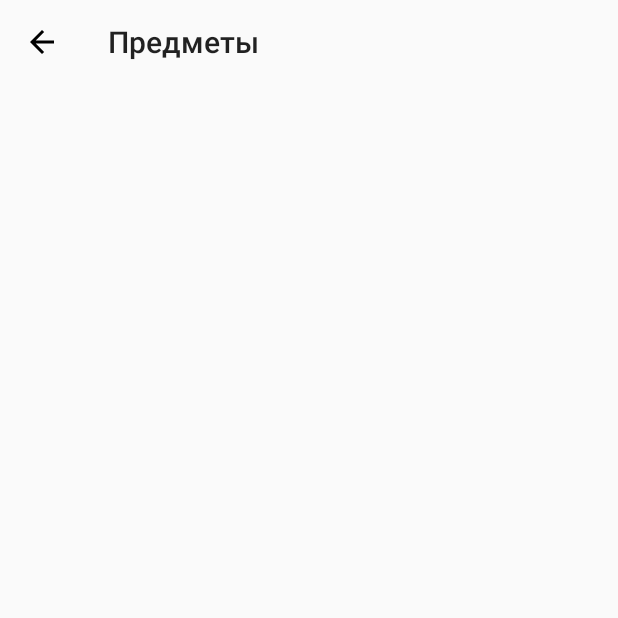
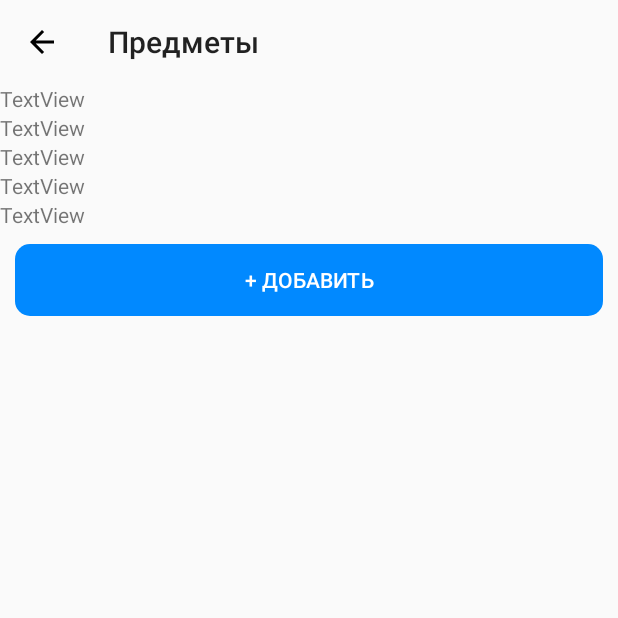
Before and after one commit to ShiryaevNikolay/MyApplicationTimeTable, an Android app: the AddItemsActivity screen opened directly, with no data from a screen before it, on a phone screen of 412 x 824 dp, the top half of it. Run offline under Robolectric (Android 15) with nearby library versions, the phone set to English and light mode, and no system bars.

Commit message:
Implemented adding items to the list in "add items"

```diff
--- a/app/src/main/java/com/example/timetable/AddItemsActivity.java
+++ b/app/src/main/java/com/example/timetable/AddItemsActivity.java
@@ -1,6 +1,8 @@
 package com.example.timetable;
 
 import androidx.appcompat.app.AppCompatActivity;
+import androidx.recyclerview.widget.LinearLayoutManager;
+import androidx.recyclerview.widget.RecyclerView;
 
 import android.content.Intent;
 import android.os.Bundle;
@@ -10,6 +12,9 @@ import android.widget.Toolbar;
 public class AddItemsActivity extends AppCompatActivity {
 
     Toolbar toolbar;
+
+    private RecyclerView recyclerView;
+    private ItemsAdapter itemsAdapter;
 
     @Override
     protected void onCreate(Bundle savedInstanceState) {
@@ -21,6 +26,19 @@ public class AddItemsActivity extends AppCompatActivity {
         toolbar.setNavigationIcon(R.drawable.toolbar_back_btn);
 
         goBackToMainActivity();
+
+        // Находим RecyclerView
+        recyclerView = findViewById(R.id.recyclerView);
+        // то, как будет выглядеть RecyclerView (то есть список)
+        LinearLayoutManager layoutManager = new LinearLayoutManager(this);
+        // передаём layoutManager в RecyclerView
+        recyclerView.setLayoutManager(layoutManager);
+        // значит, что список фиксированный
+        recyclerView.setHasFixedSize(true);
+        // 5 - кол-во элементов в списке
+        itemsAdapter = new ItemsAdapter(5);
+        //назначаем RecyclerView созданный Adapter
+        recyclerView.setAdapter(itemsAdapter);
     }
 
     public void goBackToMainActivity(){
--- /dev/null
+++ b/app/src/main/java/com/example/timetable/ItemsAdapter.java
@@ -0,0 +1,55 @@
+package com.example.timetable;
+
+import android.content.Context;
+import android.view.LayoutInflater;
+import android.view.View;
+import android.view.ViewGroup;
+
+import androidx.annotation.NonNull;
+import androidx.recyclerview.widget.RecyclerView;
+
+public class ItemsAdapter extends RecyclerView.Adapter<RecyclerView.ViewHolder> {
+
+    private static int viewHolderCount;
+    private int numberItems;
+
+    public ItemsAdapter(int numberOfItems){
+        numberItems = numberOfItems;
+        viewHolderCount = 0;
+    }
+
+    @NonNull
+    @Override
+    public RecyclerView.ViewHolder onCreateViewHolder(@NonNull ViewGroup parent, int viewType) {
+        Context context = parent.getContext();
+        // находим recyclerview_item.xml
+        int layoutIdForListItem = R.layout.recyclerview_item;
+        // нужен для создания нового xml файла на основе recyclerview_item.xml
+        LayoutInflater inflater = LayoutInflater.from(context);
+        // создаём новое представление (элемент) из layoutIdForItem, parent - <RecyclerView> в activity_add_items.xml, false - нужно ли помещать созданный объект layoutIdForItem внутрь parent(<RecyclerView>)
+        View view = inflater.inflate(layoutIdForListItem, parent, false);
+        // обернём созданный элемент списка в ViewHolder
+        ItemsViewHolder viewHolder = new ItemsViewHolder(view);
+        //...
+        return viewHolder;
+    }
+
+    @Override
+    public void onBindViewHolder(@NonNull RecyclerView.ViewHolder holder, int position) {
+
+    }
+
+    @Override
+    public int getItemCount() {
+        return numberItems;
+    }
+
+    class ItemsViewHolder extends RecyclerView.ViewHolder {
+
+        public ItemsViewHolder(@NonNull View itemView) {
+            super(itemView);
+        }
+
+        // тут будем находить id всех TextView и т.д. в recyclerview_item.xml
+    }
+}
--- /dev/null
+++ b/app/src/main/java/com/example/timetable/dataModel.java
@@ -0,0 +1,13 @@
+package com.example.timetable;
+
+public class dataModel {
+    private String first;
+
+    public String getFirst() {
+        return first;
+    }
+
+    public void setFirst(String first) {
+        this.first = first;
+    }
+}
--- /dev/null
+++ b/app/src/main/res/drawable/style_btn.xml
@@ -0,0 +1,10 @@
+<?xml version="1.0" encoding="utf-8"?>
+<shape
+    xmlns:android="http://schemas.android.com/apk/res/android">
+
+    <solid
+        android:color="@color/colorPrimary"/>
+
+    <corners
+        android:radius="10dp"/>
+</shape>
--- a/app/src/main/res/layout/activity_add_items.xml
+++ b/app/src/main/res/layout/activity_add_items.xml
@@ -1,5 +1,5 @@
 <?xml version="1.0" encoding="utf-8"?>
-<androidx.constraintlayout.widget.ConstraintLayout xmlns:android="http://schemas.android.com/apk/res/android"
+<RelativeLayout xmlns:android="http://schemas.android.com/apk/res/android"
     xmlns:app="http://schemas.android.com/apk/res-auto"
     xmlns:tools="http://schemas.android.com/tools"
     android:layout_width="match_parent"
@@ -9,12 +9,28 @@
     <Toolbar
         android:id="@+id/toolbar_add_items"
         android:layout_width="match_parent"
+        android:layout_height="wrap_content" />
+
+    <androidx.recyclerview.widget.RecyclerView
+        android:id="@+id/recyclerView"
+        android:layout_width="match_parent"
         android:layout_height="wrap_content"
-        app:layout_constraintEnd_toEndOf="parent"
-        app:layout_constraintStart_toStartOf="parent"
-        app:layout_constraintTop_toTopOf="parent">
+        android:layout_below="@+id/toolbar_add_items"/>
 
+    <LinearLayout
+        android:layout_width="match_parent"
+        android:layout_height="wrap_content"
+        android:layout_below="@+id/recyclerView"
+        android:orientation="horizontal"
+        android:padding="10dp">
 
-    </Toolbar>
+        <Button
+            android:id="@+id/add_item_btn"
+            android:layout_width="match_parent"
+            android:layout_height="wrap_content"
+            android:background="@drawable/style_btn"
+            android:text="+ Добавить"
+            android:textColor="#ffffff" />
+    </LinearLayout>
 
-</androidx.constraintlayout.widget.ConstraintLayout>
+</RelativeLayout>
--- a/app/src/main/res/layout/activity_main.xml
+++ b/app/src/main/res/layout/activity_main.xml
@@ -1,19 +1,17 @@
 <?xml version="1.0" encoding="utf-8"?>
-<LinearLayout xmlns:android="http://schemas.android.com/apk/res/android"
+<RelativeLayout xmlns:android="http://schemas.android.com/apk/res/android"
     xmlns:app="http://schemas.android.com/apk/res-auto"
     xmlns:tools="http://schemas.android.com/tools"
     android:layout_width="match_parent"
     android:layout_height="match_parent"
     android:gravity="center"
-    android:orientation="horizontal"
     android:padding="30dp"
     tools:context=".MainActivity">
 
 
     <LinearLayout
-        android:layout_width="0dp"
+        android:layout_width="wrap_content"
         android:layout_height="wrap_content"
-        android:layout_weight="1"
         android:orientation="vertical">
 
         <LinearLayout
@@ -78,4 +76,4 @@
         </LinearLayout>
     </LinearLayout>
 
-</LinearLayout>
+</RelativeLayout>
--- /dev/null
+++ b/app/src/main/res/layout/recyclerview_item.xml
@@ -0,0 +1,18 @@
+<?xml version="1.0" encoding="utf-8"?>
+<FrameLayout xmlns:android="http://schemas.android.com/apk/res/android"
+    android:orientation="vertical" android:layout_width="match_parent"
+    android:layout_height="wrap_content">
+
+    <TextView
+        android:id="@+id/tv_number_item"
+        android:layout_width="match_parent"
+        android:layout_height="wrap_content"
+        android:text="TextView"
+        android:layout_gravity="center_vertical|start"/>
+
+    <TextView
+        android:id="@+id/tv_view_holder_item"
+        android:layout_width="match_parent"
+        android:layout_height="wrap_content"
+        android:layout_gravity="center_vertical|end"/>
+</FrameLayout>
```
